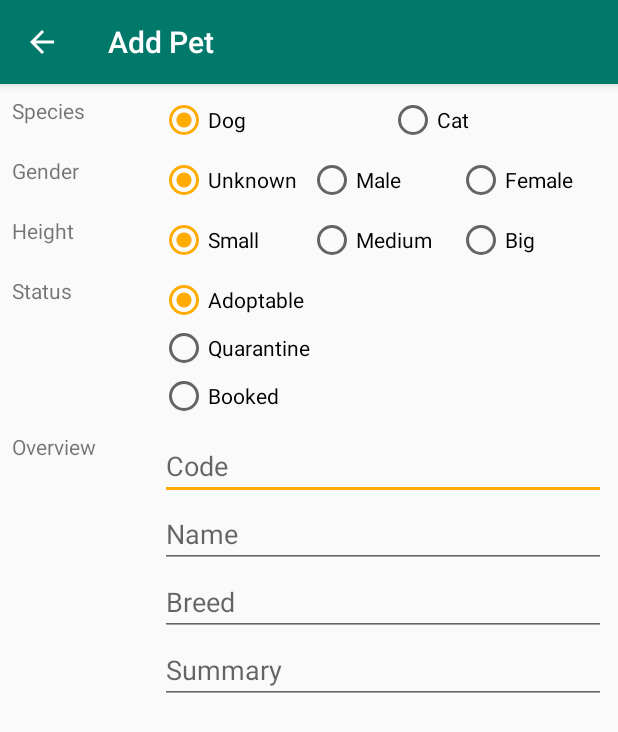
After one commit to RadoslawGorczyca/Animal-Shelter-in-Sosnowiec-Android-App, an Android app: the EditorActivity screen opened directly, with no data from a screen before it, on a phone screen of 412 x 824 dp. The commit adds this screen. Shown: the top 732 px of the screen. Run offline under Robolectric (Android 15) with nearby library versions, the phone set to English and light mode, and no system bars.

Commit message:
Added EditorActivity

```diff
--- a/app/src/main/java/pl/radoslawgorczyca/animalsheltersosnowiec/CategoryFragmentPagerAdapter.java
+++ b/app/src/main/java/pl/radoslawgorczyca/animalsheltersosnowiec/CategoryFragmentPagerAdapter.java
@@ -1,6 +1,7 @@
 package pl.radoslawgorczyca.animalsheltersosnowiec;
 
 import android.content.Context;
+import android.content.res.Resources;
 import android.support.v4.app.Fragment;
 import android.support.v4.app.FragmentManager;
 import android.support.v4.app.FragmentPagerAdapter;
--- /dev/null
+++ b/app/src/main/java/pl/radoslawgorczyca/animalsheltersosnowiec/EditorActivity.java
@@ -0,0 +1,21 @@
+package pl.radoslawgorczyca.animalsheltersosnowiec;
+
+import android.os.Bundle;
+import android.support.annotation.Nullable;
+import android.support.v7.app.AppCompatActivity;
+import android.view.LayoutInflater;
+
+/**
+ * Created by Radek on 09-Jan-18.
+ */
+
+public class EditorActivity extends AppCompatActivity{
+
+    @Override
+    protected void onCreate(@Nullable Bundle savedInstanceState) {
+        super.onCreate(savedInstanceState);
+        setContentView(R.layout.activity_editor);
+        setTitle("Add Pet");
+
+    }
+}
--- a/app/src/main/java/pl/radoslawgorczyca/animalsheltersosnowiec/MainActivity.java
+++ b/app/src/main/java/pl/radoslawgorczyca/animalsheltersosnowiec/MainActivity.java
@@ -1,9 +1,12 @@
 package pl.radoslawgorczyca.animalsheltersosnowiec;
 
+import android.content.Intent;
+import android.support.design.widget.FloatingActionButton;
 import android.support.design.widget.TabLayout;
 import android.support.v4.view.ViewPager;
 import android.support.v7.app.AppCompatActivity;
 import android.os.Bundle;
+import android.view.View;
 import android.widget.GridView;
 import android.widget.ListView;
 
@@ -15,9 +18,18 @@ public class MainActivity extends AppCompatActivity {
     protected void onCreate(Bundle savedInstanceState) {
         super.onCreate(savedInstanceState);
 
-
         // Set the content of the activity to use the activity_main.xml layout file
         setContentView(R.layout.activity_main);
+
+        // Setup FAB to open EditorActivity
+        FloatingActionButton fab = findViewById(R.id.fab);
+        fab.setOnClickListener(new View.OnClickListener() {
+            @Override
+            public void onClick(View view) {
+                Intent intent = new Intent(MainActivity.this, EditorActivity.class);
+                startActivity(intent);
+            }
+        });
 
         // Find the view pager that will allow the user to swipe between fragments
         ViewPager viewPager = findViewById(R.id.view_pager);
--- /dev/null
+++ b/app/src/main/res/layout/activity_editor.xml
@@ -0,0 +1,266 @@
+<?xml version="1.0" encoding="utf-8"?>
+<ScrollView xmlns:android="http://schemas.android.com/apk/res/android"
+    xmlns:tools="http://schemas.android.com/tools"
+    android:layout_width="match_parent"
+    android:layout_height="wrap_content"
+    android:orientation="vertical"
+    android:paddingLeft="8dp"
+    android:paddingRight="8dp"
+    tools:context=".EditorActivity">
+
+    <LinearLayout
+        android:layout_width="match_parent"
+        android:layout_height="match_parent"
+        android:orientation="vertical">
+
+        <LinearLayout
+            android:layout_width="match_parent"
+            android:layout_height="wrap_content"
+            android:orientation="horizontal"
+            android:paddingTop="8dp">
+
+            <TextView
+                android:layout_width="0dp"
+                android:layout_height="wrap_content"
+                android:layout_weight="1"
+                android:text="Species" />
+
+            <LinearLayout
+                android:layout_width="0dp"
+                android:layout_height="wrap_content"
+                android:layout_weight="3"
+                android:orientation="vertical">
+
+                <RadioGroup
+                    android:layout_width="match_parent"
+                    android:layout_height="wrap_content"
+                    android:checkedButton="@id/edit_pet_radio_dog"
+                    android:orientation="horizontal">
+
+                    <RadioButton
+                        android:id="@+id/edit_pet_radio_dog"
+                        android:layout_width="0dp"
+                        android:layout_height="wrap_content"
+                        android:layout_weight="1"
+                        android:text="Dog" />
+
+                    <RadioButton
+                        android:id="@+id/edit_pet_radio_cat"
+                        android:layout_width="0dp"
+                        android:layout_height="wrap_content"
+                        android:layout_marginLeft="8dp"
+                        android:layout_weight="1"
+                        android:text="Cat" />
+                </RadioGroup>
+
+            </LinearLayout>
+
+        </LinearLayout>
+
+        <LinearLayout
+            android:layout_width="match_parent"
+            android:layout_height="wrap_content"
+            android:orientation="horizontal"
+            android:paddingTop="8dp">
+
+            <TextView
+                android:layout_width="0dp"
+                android:layout_height="wrap_content"
+                android:layout_weight="1"
+                android:text="Gender" />
+
+            <LinearLayout
+                android:layout_width="0dp"
+                android:layout_height="wrap_content"
+                android:layout_weight="3"
+                android:orientation="vertical">
+
+                <RadioGroup
+                    android:layout_width="match_parent"
+                    android:layout_height="wrap_content"
+                    android:checkedButton="@id/edit_pet_radio_gender_unknown"
+                    android:orientation="horizontal">
+
+                    <RadioButton
+                        android:id="@+id/edit_pet_radio_gender_unknown"
+                        android:layout_width="0dp"
+                        android:layout_height="wrap_content"
+                        android:layout_weight="1"
+                        android:text="Unknown" />
+
+                    <RadioButton
+                        android:id="@+id/edit_pet_radio_gender_male"
+                        android:layout_width="0dp"
+                        android:layout_height="wrap_content"
+                        android:layout_weight="1"
+                        android:text="Male" />
+
+                    <RadioButton
+                        android:id="@+id/edit_pet_radio_gender_female"
+                        android:layout_width="0dp"
+                        android:layout_height="wrap_content"
+                        android:layout_weight="1"
+                        android:text="Female" />
+
+                </RadioGroup>
+
+            </LinearLayout>
+
+        </LinearLayout>
+
+        <LinearLayout
+            android:layout_width="match_parent"
+            android:layout_height="wrap_content"
+            android:orientation="horizontal"
+            android:paddingTop="8dp">
+
+            <TextView
+                android:layout_width="0dp"
+                android:layout_height="wrap_content"
+                android:layout_weight="1"
+                android:text="Height" />
+
+            <LinearLayout
+                android:layout_width="0dp"
+                android:layout_height="wrap_content"
+                android:layout_weight="3"
+                android:orientation="vertical">
+
+                <RadioGroup
+                    android:layout_width="match_parent"
+                    android:layout_height="wrap_content"
+                    android:checkedButton="@id/edit_pet_radio_height_small"
+                    android:orientation="horizontal">
+
+                    <RadioButton
+                        android:id="@+id/edit_pet_radio_height_small"
+                        android:layout_width="0dp"
+                        android:layout_height="wrap_content"
+                        android:layout_weight="1"
+                        android:text="Small" />
+
+                    <RadioButton
+                        android:id="@+id/edit_pet_radio_height_medium"
+                        android:layout_width="0dp"
+                        android:layout_height="wrap_content"
+                        android:layout_weight="1"
+                        android:text="Medium" />
+
+                    <RadioButton
+                        android:id="@+id/edit_pet_radio_height_big"
+                        android:layout_width="0dp"
+                        android:layout_height="wrap_content"
+                        android:layout_weight="1"
+                        android:text="Big" />
+
+                </RadioGroup>
+
+            </LinearLayout>
+
+        </LinearLayout>
+
+        <LinearLayout
+            android:layout_width="match_parent"
+            android:layout_height="wrap_content"
+            android:orientation="horizontal"
+            android:paddingTop="8dp">
+
+            <TextView
+                android:layout_width="0dp"
+                android:layout_height="wrap_content"
+                android:layout_weight="1"
+                android:text="Status" />
+
+            <LinearLayout
+                android:layout_width="0dp"
+                android:layout_height="wrap_content"
+                android:layout_weight="3"
+                android:orientation="vertical">
+
+                <RadioGroup
+                    android:layout_width="match_parent"
+                    android:layout_height="wrap_content"
+                    android:checkedButton="@id/edit_pet_radio_status_adoptable"
+                    android:orientation="vertical">
+
+                    <RadioButton
+                        android:id="@+id/edit_pet_radio_status_adoptable"
+                        android:text="Adoptable"
+                        android:layout_height="wrap_content"
+                        android:layout_width="wrap_content" />
+
+                    <RadioButton
+                        android:id="@+id/edit_pet_radio_status_quarantine"
+                        android:text="Quarantine"
+                        android:layout_height="wrap_content"
+                        android:layout_width="wrap_content" />
+
+                    <RadioButton
+                        android:id="@+id/edit_pet_radio_status_booked"
+
+                        android:text="Booked"
+                        android:layout_height="wrap_content"
+                        android:layout_width="wrap_content" />
+
+                </RadioGroup>
+
+            </LinearLayout>
+
+        </LinearLayout>
+
+
+        <LinearLayout
+            android:layout_width="match_parent"
+            android:layout_height="wrap_content"
+            android:orientation="horizontal"
+            android:paddingTop="8dp">
+
+            <TextView
+                android:layout_width="0dp"
+                android:layout_height="wrap_content"
+                android:layout_weight="1"
+                android:text="Overview" />
+
+            <LinearLayout
+                android:layout_width="0dp"
+                android:layout_height="wrap_content"
+                android:layout_weight="3"
+                android:orientation="vertical">
+
+                <EditText
+                    android:id="@+id/edit_pet_code"
+                    android:layout_width="match_parent"
+                    android:layout_height="wrap_content"
+                    android:hint="Code"
+                    android:inputType="textCapWords" />
+
+                <EditText
+                    android:id="@+id/edit_pet_name"
+                    android:layout_width="match_parent"
+                    android:layout_height="wrap_content"
+                    android:hint="Name"
+                    android:inputType="textCapWords" />
+
+                <EditText
+                    android:id="@+id/edit_pet_breed"
+                    android:layout_width="match_parent"
+                    android:layout_height="wrap_content"
+                    android:hint="Breed"
+                    android:inputType="textCapWords" />
+
+                <EditText
+                    android:id="@+id/edit_pet_summary"
+                    android:layout_width="match_parent"
+                    android:layout_height="wrap_content"
+                    android:hint="Summary"
+                    android:inputType="textMultiLine"
+                    android:selectAllOnFocus="false"
+                    android:singleLine="false" />
+
+            </LinearLayout>
+
+        </LinearLayout>
+
+    </LinearLayout>
+
+</ScrollView>
--- a/app/src/main/res/layout/activity_main.xml
+++ b/app/src/main/res/layout/activity_main.xml
@@ -1,5 +1,5 @@
 <?xml version="1.0" encoding="utf-8"?>
-<LinearLayout xmlns:android="http://schemas.android.com/apk/res/android"
+<RelativeLayout xmlns:android="http://schemas.android.com/apk/res/android"
     xmlns:app="http://schemas.android.com/apk/res-auto"
     xmlns:tools="http://schemas.android.com/tools"
     android:layout_width="match_parent"
@@ -20,9 +20,19 @@
         app:tabTextColor="#A8A19E" />
 
     <android.support.v4.view.ViewPager
+        android:layout_below="@+id/sliding_tabs"
         android:id="@+id/view_pager"
         android:layout_width="match_parent"
         android:layout_height="match_parent"/>
 
+    <android.support.design.widget.FloatingActionButton
+        android:id="@+id/fab"
+        android:layout_width="wrap_content"
+        android:layout_height="wrap_content"
+        android:layout_alignParentBottom="true"
+        android:layout_alignParentRight="true"
+        android:layout_margin="16dp"
+        android:src="@drawable/plus_icon"/>
 
-</LinearLayout>
+
+</RelativeLayout>
--- /dev/null
+++ b/app/src/main/res/menu/menu_editor.xml
@@ -0,0 +1,4 @@
+<?xml version="1.0" encoding="utf-8"?>
+<menu xmlns:android="http://schemas.android.com/apk/res/android">
+
+</menu>
```
Also changed, not shown: app/src/main/AndroidManifest.xml (+7 -0 lines), app/src/main/res/drawable-hdpi/plus_icon.png (added), app/src/main/res/drawable-mdpi/plus_icon.png (added), app/src/main/res/drawable-xhdpi/plus_icon.png (added), app/src/main/res/drawable-xxhdpi/plus_icon.png (added).
